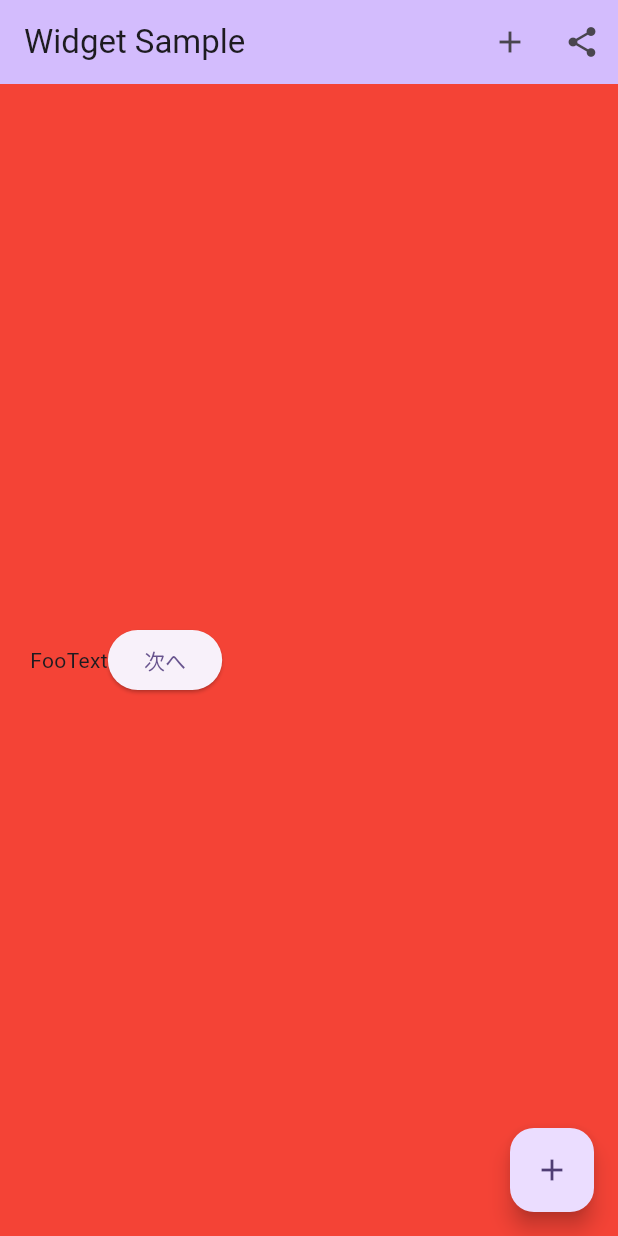
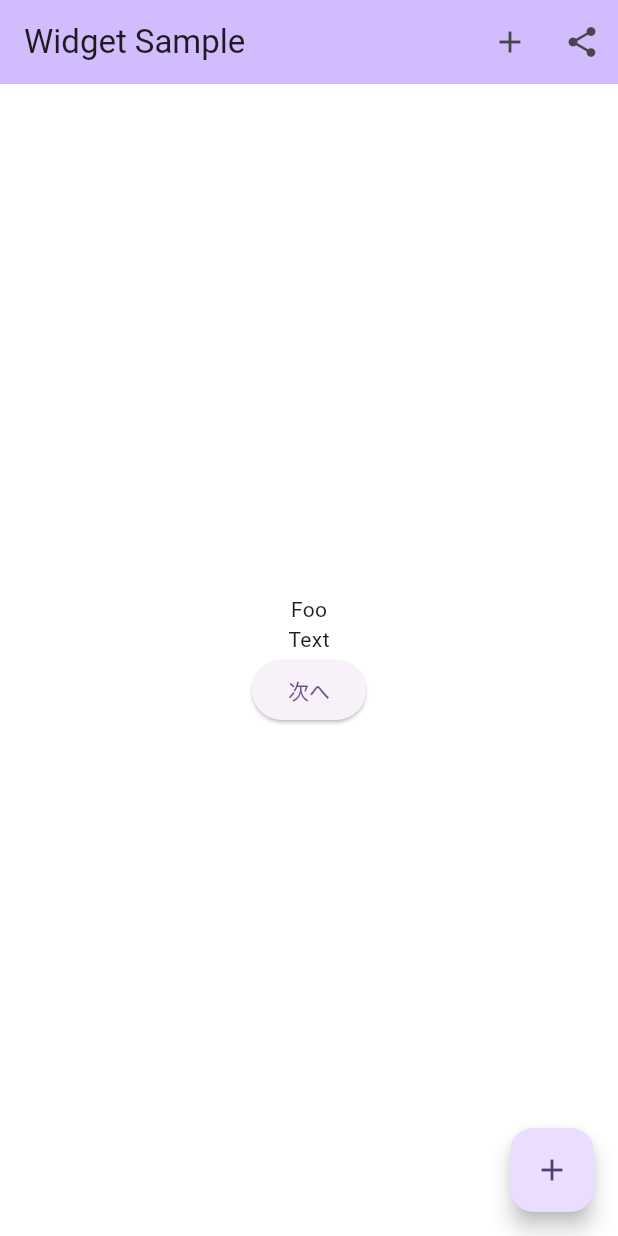
Before and after one commit to maeta187/flutter-basic-learning, a Flutter app: the screen it shows after launch, on a phone screen of 412 x 824 dp. Run offline on Flutter 3.47's test engine with Material 3 defaults, Android fonts, the light colour scheme and no system bars.

Commit message:
♻️ : 不要なコメントの削除とUIの調整

```diff
--- a/lib/main.dart
+++ b/lib/main.dart
@@ -1,4 +1,3 @@
-import 'dart:math';
 import 'dart:developer' as developer;
 
 import 'package:flutter/material.dart';
@@ -17,21 +16,6 @@
     return MaterialApp(
       title: 'Flutter Demo',
       theme: ThemeData(
-        // This is the theme of your application.
-        //
-        // TRY THIS: Try running your application with "flutter run". You'll see
-        // the application has a purple toolbar. Then, without quitting the app,
-        // try changing the seedColor in the colorScheme below to Colors.green
-        // and then invoke "hot reload" (save your changes or press the "hot
-        // reload" button in a Flutter-supported IDE, or press "r" if you used
-        // the command line to start the app).
-        //
-        // Notice that the counter didn't reset back to zero; the application
-        // state is not lost during the reload. To reset the state, use hot
-        // restart instead.
-        //
-        // This works for code too, not just values: Most code changes can be
-        // tested with just a hot reload.
         colorScheme: ColorScheme.fromSeed(seedColor: Colors.deepPurple),
         useMaterial3: true,
       ),
@@ -42,16 +26,6 @@
 
 class MyHomePage extends StatefulWidget {
   const MyHomePage({super.key, required this.title});
-
-  // This widget is the home page of your application. It is stateful, meaning
-  // that it has a State object (defined below) that contains fields that affect
-  // how it looks.
-
-  // This class is the configuration for the state. It holds the values (in this
-  // case the title) provided by the parent (in this case the App widget) and
-  // used by the build method of the State. Fields in a Widget subclass are
-  // always marked "final".
-
   final String title;
 
   @override
@@ -63,89 +37,38 @@
 
   void _incrementCounter() {
     setState(() {
-      // This call to setState tells the Flutter framework that something has
-      // changed in this State, which causes it to rerun the build method below
-      // so that the display can reflect the updated values. If we changed
-      // _counter without calling setState(), then the build method would not be
-      // called again, and so nothing would appear to happen.
       _counter++;
     });
   }
 
   @override
   Widget build(BuildContext context) {
-    // This method is rerun every time setState is called, for instance as done
-    // by the _incrementCounter method above.
-    //
-    // The Flutter framework has been optimized to make rerunning build methods
-    // fast, so that you can just rebuild anything that needs updating rather
-    // than having to individually change instances of widgets.
     return Scaffold(
       appBar: AppBar(
-        // TRY THIS: Try changing the color here to a specific color (to
-        // Colors.amber, perhaps?) and trigger a hot reload to see the AppBar
-        // change color while the other colors stay the same.
         backgroundColor: Theme.of(context).colorScheme.inversePrimary,
-        // Here we take the value from the MyHomePage object that was created by
-        // the App.build method, and use it to set our appbar title.
         title: Text('Widget Sample'),
         actions: [
           IconButton(
             icon: const Icon(Icons.add),
             onPressed: () {
               developer.log('Add button pressed');
-              // Respond to icon press
             },
           ),
           IconButton(
             icon: const Icon(Icons.share),
             onPressed: () {
               developer.log('Share button pressed');
-              // Respond to icon press
             },
           ),
         ],
       ),
       body: Center(
-        // child: Column(
-        // mainAxisAlignment: MainAxisAlignment.start,
-        // children: <Widget>[
-        //   const Text(
-        //     'Foo',
-        //   ),
-        //   Text(
-        //     'Text',
-        //   ),
-        // ],
-        // mainAxisAlignment: MainAxisAlignment.center,
-        // children: <Widget>[
-        //   const Text(
-        //     'You have pushed the button this many times:',
-        //   ),
-        //   Text(
-        //     '$_counter',
-        //     style: Theme.of(context).textTheme.headlineMedium,
-        //   ),
-        // ],
-        // ),
-        // child: Row(
-        //   mainAxisAlignment: MainAxisAlignment.start,
-        //   children: <Widget>[
-        //     const Text(
-        //       'Bar',
-        //     ),
-        //     Text(
-        //       'Text',
-        //     ),
-        //   ],
-        // ),
         child: Container(
-          color: Colors.red,
+          color: Colors.white,
+          width: double.infinity,
           height: double.infinity,
-          child: Padding(
-            padding: const EdgeInsets.all(20.0),
-            child: Row(
-              mainAxisAlignment: MainAxisAlignment.start,
+          child: Column(
+            mainAxisAlignment: MainAxisAlignment.center,
             children: <Widget>[
               const Text(
                 'Foo',
@@ -170,12 +93,11 @@
           ),
         ),
       ),
-      ),
       floatingActionButton: FloatingActionButton(
         onPressed: _incrementCounter,
         tooltip: 'Increment',
         child: const Icon(Icons.add),
-      ), // This trailing comma makes auto-formatting nicer for build methods.
+      ),
     );
   }
 }
```
Lines whose indentation alone changed are shown as unchanged.
